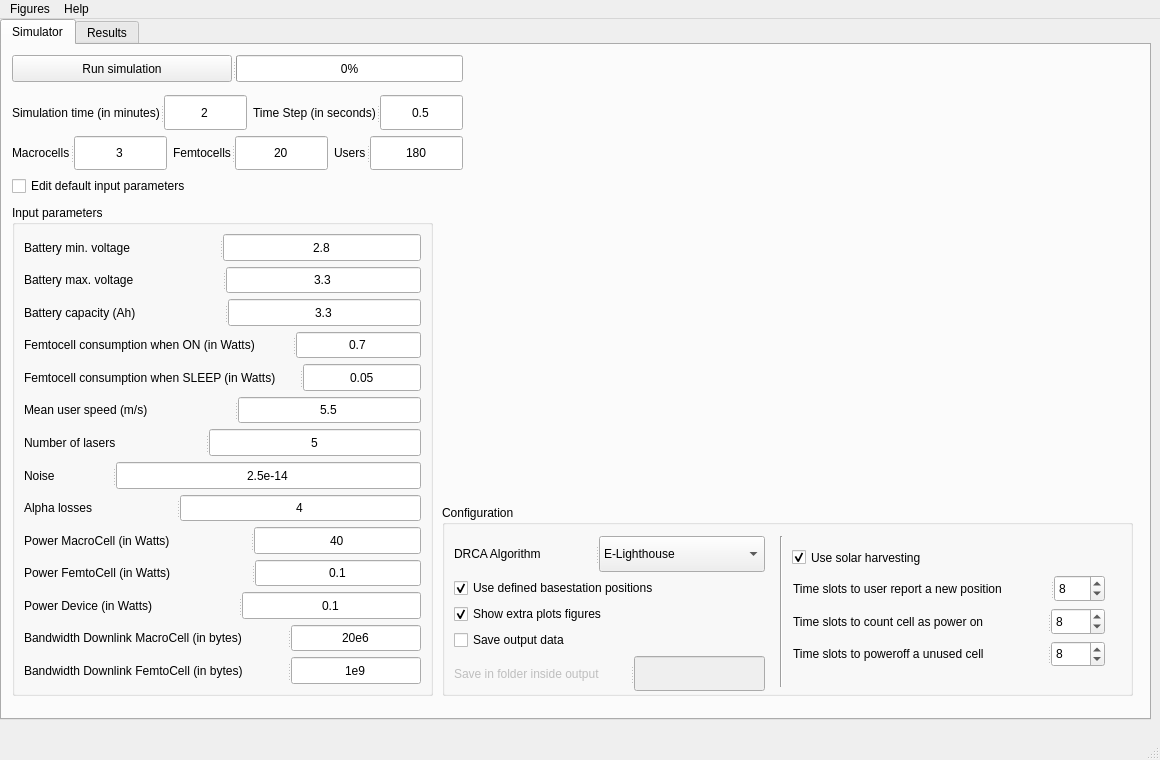
Above: ui/simulator.ui from 6G-XTREME/PoF_Simulator before the change. Below: the same form after it.
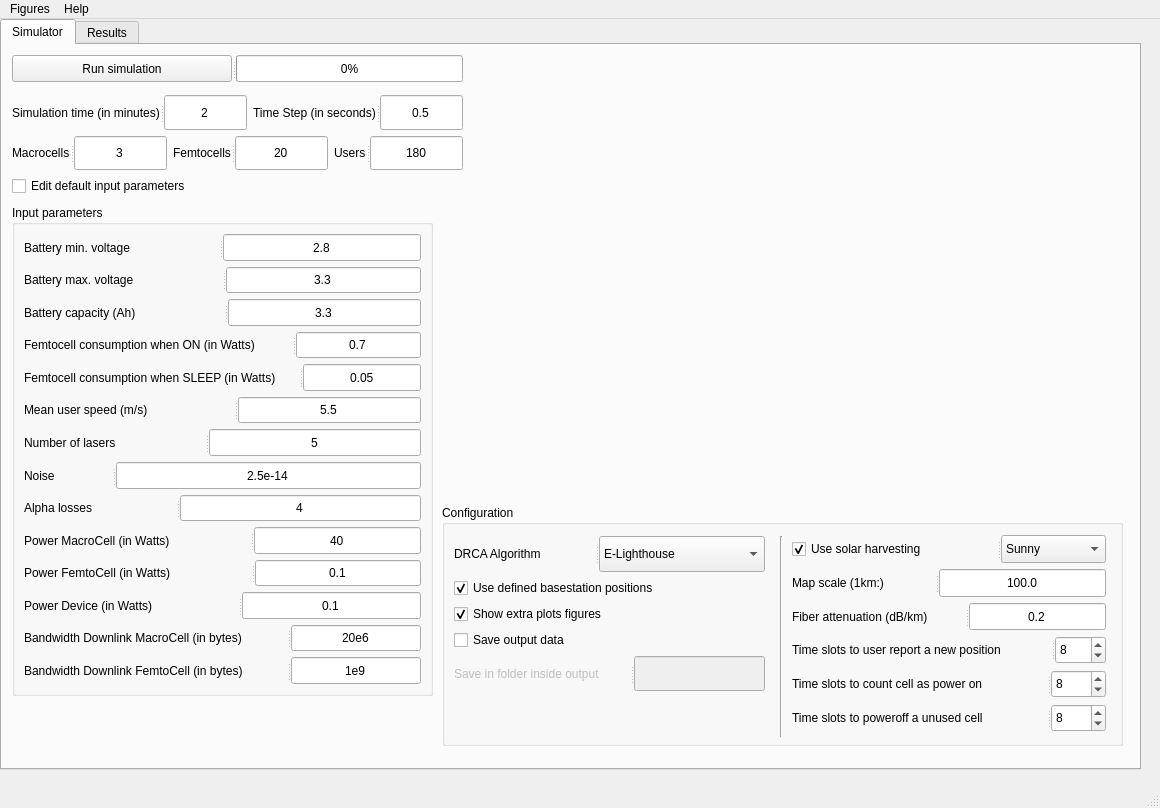
That is the form after the change.

Commit message: first version harvesting & PoF attenuation

Patch:
```diff
--- a/ui/simulator.ui
+++ b/ui/simulator.ui
@@ -7,7 +7,7 @@
     <x>0</x>
     <y>0</y>
     <width>1160</width>
-    <height>760</height>
+    <height>808</height>
    </rect>
   </property>
   <property name="windowTitle">
@@ -19,8 +19,8 @@
      <rect>
       <x>0</x>
       <y>0</y>
-      <width>1151</width>
-      <height>701</height>
+      <width>1141</width>
+      <height>751</height>
      </rect>
     </property>
     <property name="sizePolicy">
@@ -507,8 +507,8 @@
        <rect>
         <x>440</x>
         <y>460</y>
-        <width>691</width>
-        <height>191</height>
+        <width>681</width>
+        <height>241</height>
        </rect>
       </property>
       <property name="title">
@@ -520,7 +520,7 @@
          <x>331</x>
          <y>31</y>
          <width>16</width>
-         <height>151</height>
+         <height>201</height>
         </rect>
        </property>
        <property name="orientation">
@@ -637,15 +637,22 @@
         </item>
        </layout>
       </widget>
-      <widget class="QCheckBox" name="use_solar_harvesting_checkBox">
+      <widget class="QWidget" name="">
        <property name="geometry">
         <rect>
          <x>350</x>
-         <y>40</y>
-         <width>160</width>
-         <height>25</height>
+         <y>30</y>
+         <width>314</width>
+         <height>197</height>
         </rect>
        </property>
+       <layout class="QVBoxLayout" name="verticalLayout_2">
+        <item>
+         <widget class="QSplitter" name="splitter_25">
+          <property name="orientation">
+           <enum>Qt::Horizontal</enum>
+          </property>
+          <widget class="QCheckBox" name="use_solar_harvesting_checkBox">
        <property name="text">
         <string>Use solar harvesting</string>
        </property>
@@ -653,15 +660,135 @@
         <bool>true</bool>
        </property>
       </widget>
+          <widget class="QComboBox" name="weather_comboBox">
+           <property name="sizePolicy">
+            <sizepolicy hsizetype="Maximum" vsizetype="Fixed">
+             <horstretch>0</horstretch>
+             <verstretch>0</verstretch>
+            </sizepolicy>
+           </property>
+           <property name="currentText">
+            <string>Sunny</string>
+           </property>
+           <item>
+            <property name="text">
+             <string>Sunny</string>
+            </property>
+           </item>
+           <item>
+            <property name="text">
+             <string>Cloudy</string>
+            </property>
+           </item>
+           <item>
+            <property name="text">
+             <string>Rainy</string>
+            </property>
+           </item>
+          </widget>
+         </widget>
+        </item>
+        <item>
+         <widget class="QSplitter" name="splitter_27">
+          <property name="orientation">
+           <enum>Qt::Horizontal</enum>
+          </property>
+          <widget class="QLabel" name="MapScale_label">
+           <property name="sizePolicy">
+            <sizepolicy hsizetype="Preferred" vsizetype="Preferred">
+             <horstretch>0</horstretch>
+             <verstretch>0</verstretch>
+            </sizepolicy>
+           </property>
+           <property name="text">
+            <string>Map scale (1km:&lt;input&gt;)</string>
+           </property>
+          </widget>
+          <widget class="QLineEdit" name="MapScale_edit">
+           <property name="sizePolicy">
+            <sizepolicy hsizetype="Maximum" vsizetype="Fixed">
+             <horstretch>0</horstretch>
+             <verstretch>0</verstretch>
+            </sizepolicy>
+           </property>
+           <property name="layoutDirection">
+            <enum>Qt::LeftToRight</enum>
+           </property>
+           <property name="text">
+            <string>100.0</string>
+           </property>
+           <property name="alignment">
+            <set>Qt::AlignCenter</set>
+           </property>
+           <property name="readOnly">
+            <bool>true</bool>
+           </property>
+           <property name="clearButtonEnabled">
+            <bool>false</bool>
+           </property>
+          </widget>
+         </widget>
+        </item>
+        <item>
+         <widget class="QSplitter" name="splitter_26">
+          <property name="orientation">
+           <enum>Qt::Horizontal</enum>
+          </property>
+          <widget class="QLabel" name="fiber_att_label">
+           <property name="sizePolicy">
+            <sizepolicy hsizetype="Preferred" vsizetype="Preferred">
+             <horstretch>0</horstretch>
+             <verstretch>0</verstretch>
+            </sizepolicy>
+           </property>
+           <property name="text">
+            <string>Fiber attenuation (dB/km)</string>
+           </property>
+          </widget>
+          <widget class="QLineEdit" name="fiber_att_edit">
+           <property name="sizePolicy">
+            <sizepolicy hsizetype="Maximum" vsizetype="Fixed">
+             <horstretch>0</horstretch>
+             <verstretch>0</verstretch>
+            </sizepolicy>
+           </property>
+           <property name="layoutDirection">
+            <enum>Qt::LeftToRight</enum>
+           </property>
+           <property name="text">
+            <string>0.2</string>
+           </property>
+           <property name="alignment">
+            <set>Qt::AlignCenter</set>
+           </property>
+           <property name="readOnly">
+            <bool>true</bool>
+           </property>
+           <property name="clearButtonEnabled">
+            <bool>false</bool>
+           </property>
+          </widget>
+         </widget>
+        </item>
+        <item>
+         <widget class="QSplitter" name="splitter_18">
+          <property name="orientation">
+           <enum>Qt::Horizontal</enum>
+          </property>
+          <widget class="QLabel" name="user_report_position_label">
+           <property name="text">
+            <string>Time slots to user report a new position</string>
+           </property>
+          </widget>
+          <widget class="QSpinBox" name="user_report_position_spinBox">
+           <property name="value">
+            <number>8</number>
+           </property>
+          </widget>
+         </widget>
+        </item>
+        <item>
       <widget class="QSplitter" name="splitter_23">
-       <property name="geometry">
-        <rect>
-         <x>351</x>
-         <y>103</y>
-         <width>312</width>
-         <height>27</height>
-        </rect>
-       </property>
        <property name="orientation">
         <enum>Qt::Horizontal</enum>
        </property>
@@ -676,15 +803,9 @@
         </property>
        </widget>
       </widget>
+        </item>
+        <item>
       <widget class="QSplitter" name="splitter_24">
-       <property name="geometry">
-        <rect>
-         <x>351</x>
-         <y>136</y>
-         <width>312</width>
-         <height>26</height>
-        </rect>
-       </property>
        <property name="orientation">
         <enum>Qt::Horizontal</enum>
        </property>
@@ -699,28 +820,8 @@
         </property>
        </widget>
       </widget>
-      <widget class="QSplitter" name="splitter_18">
-       <property name="geometry">
-        <rect>
-         <x>351</x>
-         <y>70</y>
-         <width>312</width>
-         <height>27</height>
-        </rect>
-       </property>
-       <property name="orientation">
-        <enum>Qt::Horizontal</enum>
-       </property>
-       <widget class="QLabel" name="user_report_position_label">
-        <property name="text">
-         <string>Time slots to user report a new position</string>
-        </property>
-       </widget>
-       <widget class="QSpinBox" name="user_report_position_spinBox">
-        <property name="value">
-         <number>8</number>
-        </property>
-       </widget>
+        </item>
+       </layout>
       </widget>
      </widget>
      <widget class="QWidget" name="figure" native="true">
```
Left out of the diff: 2 changed lines with no effect on the pictures. Lines whose indentation alone changed are shown as unchanged. The commit also changes 7 other files.
